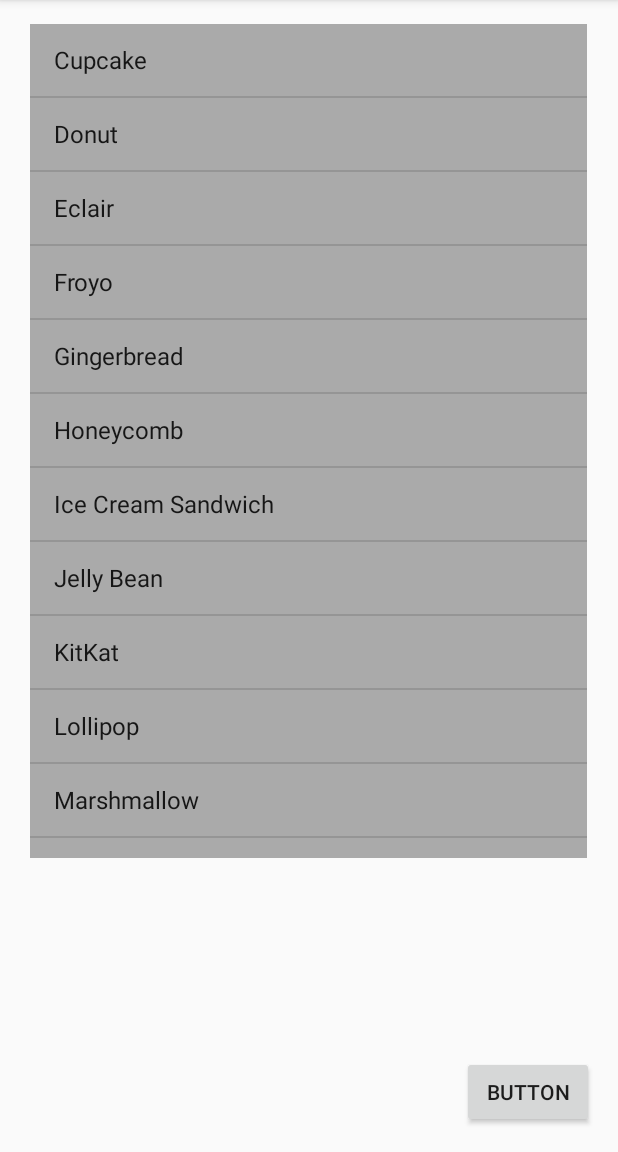
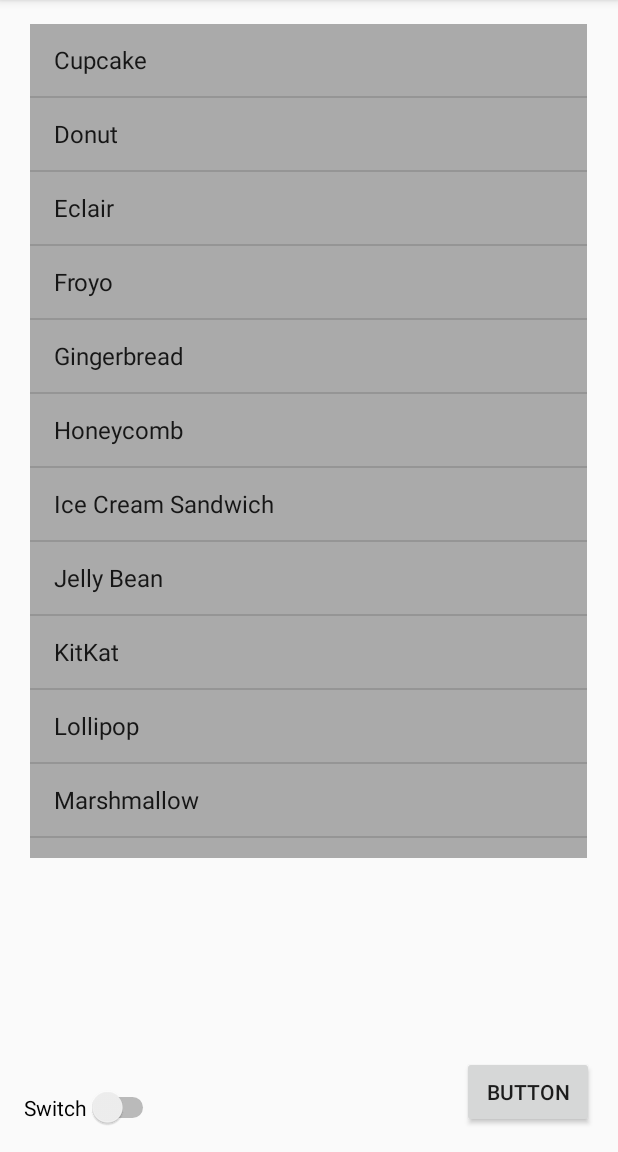
Before and after one commit to IngusGG/Nodarbiba_4_test, an Android app: the screen it shows after launch (MainActivity), on a phone screen of 412 x 824 dp, the part 84-1236 px from its top. Run offline under Robolectric (Android 15) with nearby library versions, the phone set to English and light mode, and no system bars.

Commit message:
Pogas izvietojums, jauna poga..

```diff
--- a/app/src/main/res/layout/activity_main.xml
+++ b/app/src/main/res/layout/activity_main.xml
@@ -30,4 +30,14 @@
         app:layout_constraintBottom_toBottomOf="parent"
         app:layout_constraintEnd_toEndOf="parent" />
 
+    <Switch
+        android:id="@+id/switch1"
+        android:layout_width="wrap_content"
+        android:layout_height="wrap_content"
+        android:layout_marginStart="16dp"
+        android:layout_marginBottom="16dp"
+        android:text="Switch"
+        app:layout_constraintBottom_toBottomOf="parent"
+        app:layout_constraintStart_toStartOf="parent" />
+
 </androidx.constraintlayout.widget.ConstraintLayout>
```
